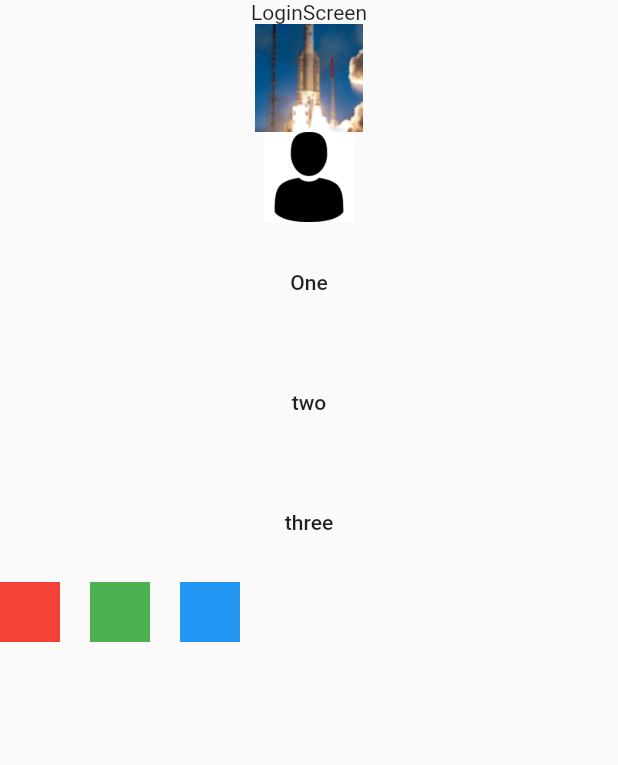
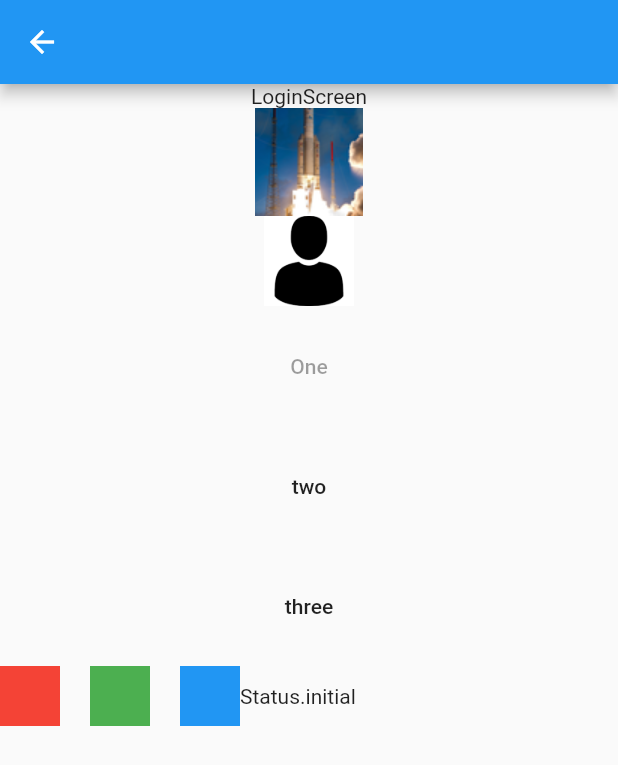
Before and after one commit to vikramsinghrajpoot/SideMenu_flutter, a Flutter app: the LoginScreen screen opened by its route, on a phone screen of 412 x 824 dp. Shown: the top 765 px of the screen. Run offline on Flutter 3.47's test engine with Material 2 defaults, Android fonts, the phone set to English and light mode, and no system bars; our stand-ins replace smooth_star_rating.

```diff
--- a/lib/Modules/CommonWidgets/AppButton.dart
+++ b/lib/Modules/CommonWidgets/AppButton.dart
@@ -4,14 +4,15 @@ class AppButton extends StatelessWidget {
   final Function onPressed;
   final String route;
   final title;
-  AppButton({this.onPressed, this.route, this.title});
+  final bool isActive;
+  AppButton({this.onPressed, this.route, this.title, this.isActive = true});
 
   @override
   Widget build(BuildContext context) {
     return Container(
       height: 80,
       child: FlatButton(
-        onPressed: () => this.onPressed(route, context),
+        onPressed: isActive ? () => this.onPressed(route, context) : null,
         child: Text(title),
       ),
     );
--- a/lib/Modules/Screens/Login/LoginScreen.dart
+++ b/lib/Modules/Screens/Login/LoginScreen.dart
@@ -1,3 +1,5 @@
+import 'dart:async';
+
 import 'package:flutter/material.dart';
 import 'package:notes_rea/Modules/CommonWidgets/AppButton.dart';
 import 'package:smooth_star_rating/smooth_star_rating.dart';
@@ -8,26 +10,57 @@ class LoginScreen extends StatefulWidget {
 }
 
 class _LoginScreenState extends State<LoginScreen> {
-  Duration interval = Duration(seconds: 2);
-  Stream<int> stream;
+  //Stream<String> stream;
+  Status state = Status.initial;
+
+  StreamController<String> streamController = StreamController.broadcast();
+
   @override
   void initState() {
     _useStream();
     super.initState();
+  }
 
+  _useStream() async {
+    print('stream creating');
+    // stream = Stream<String>.fromFuture(_getNotes());
+    print('stream created');
+
+    streamController.stream.listen((data) {
+      print('data recied: $data');
+    }, onDone: () {
+      print('finished');
+    }, onError: (err) {
+      print('error');
+    });
+
+    streamController.stream.listen((data) {
+      print('data recied: $data');
+    }, onDone: () {
+      print('finished');
+    }, onError: (err) {
+      print('error');
+    });
+
+    streamController.add('event');
+
+    streamController.add('event1');
 
   }
 
-  _useStream() async{
-    stream = Stream<int>.periodic(interval, _streamCall);
-    await for(int i in stream){
-      print(i);
-    }
+  Future<String> _getNotes() async {
+    state = Status.loading;
+    print('geting data started');
+    await Future.delayed(Duration(seconds: 5));
+    print('geting data done');
+    state = Status.done;
+    return 'this data';
   }
 
   @override
   Widget build(BuildContext context) {
     return Scaffold(
+      appBar: AppBar(),
       body: Container(
         child: Center(
             child: Column(
@@ -42,6 +75,7 @@ class _LoginScreenState extends State<LoginScreen> {
               onPressed: (route, count) => this._clicked(route, context),
               route: '/notes',
               title: 'One',
+              isActive: false,
             ),
             AppButton(
               onPressed: (route, cont) => this._clicked(route, context),
@@ -71,6 +105,7 @@ class _LoginScreenState extends State<LoginScreen> {
                   height: 40,
                   width: 40,
                 ),
+                Text('$state')
               ],
             )
           ],
@@ -80,7 +115,7 @@ class _LoginScreenState extends State<LoginScreen> {
   }
 
   int _streamCall(int value) {
-       print('value: $value');
+    print('value: $value');
   }
 
   _clicked(route, context) {
@@ -90,3 +125,4 @@ class _LoginScreenState extends State<LoginScreen> {
 }
 
 enum Type { one, two, three }
+enum Status { initial, loading, done }
--- a/lib/Modules/Screens/Notes/Notes/NotesScreen.dart
+++ b/lib/Modules/Screens/Notes/Notes/NotesScreen.dart
@@ -21,6 +21,7 @@ class _NotesScreenState extends State<NotesScreen> {
   @override
   Widget build(BuildContext context) {
     return Scaffold(
+        appBar: AppBar(),
         body: FutureBuilder<Object>(
             future: list,
             builder: (context, snapshot) {
```
Also changed, not shown: lib/Modules/Screens/Home/HomeScreen.dart (+16 -4 lines), lib/Modules/Screens/Settings/Settings.dart (+19 -2 lines).
